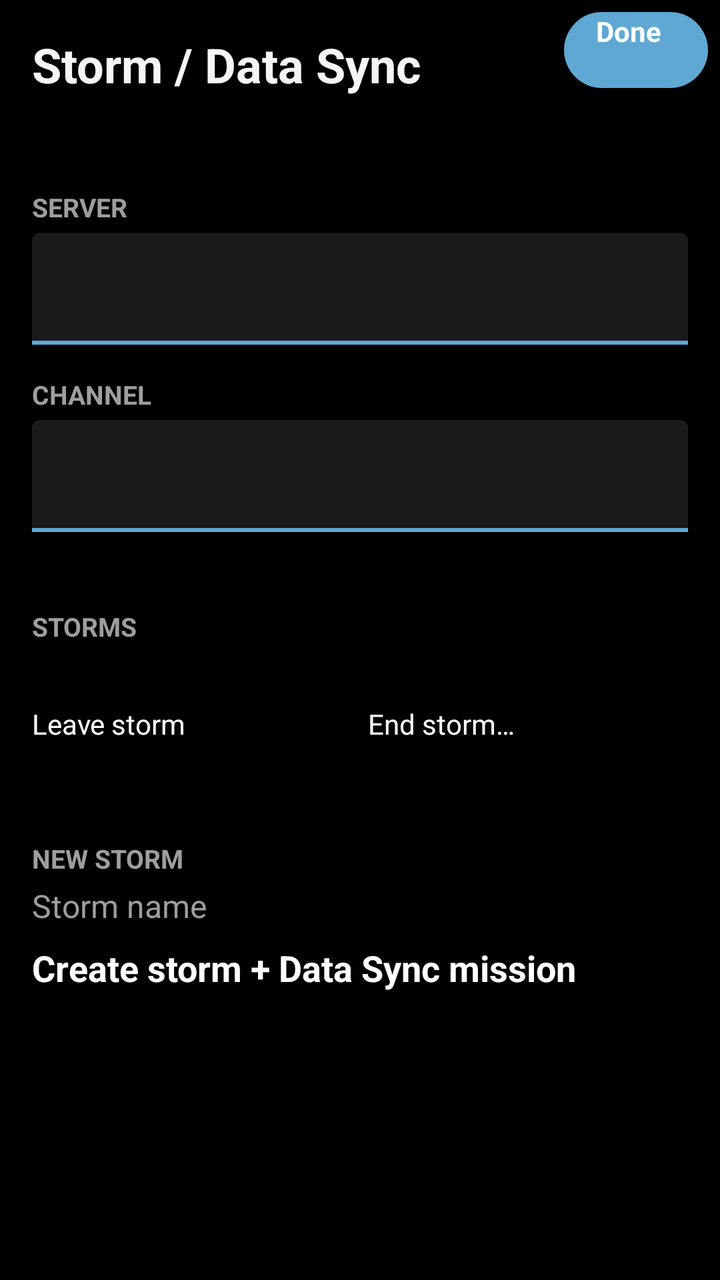
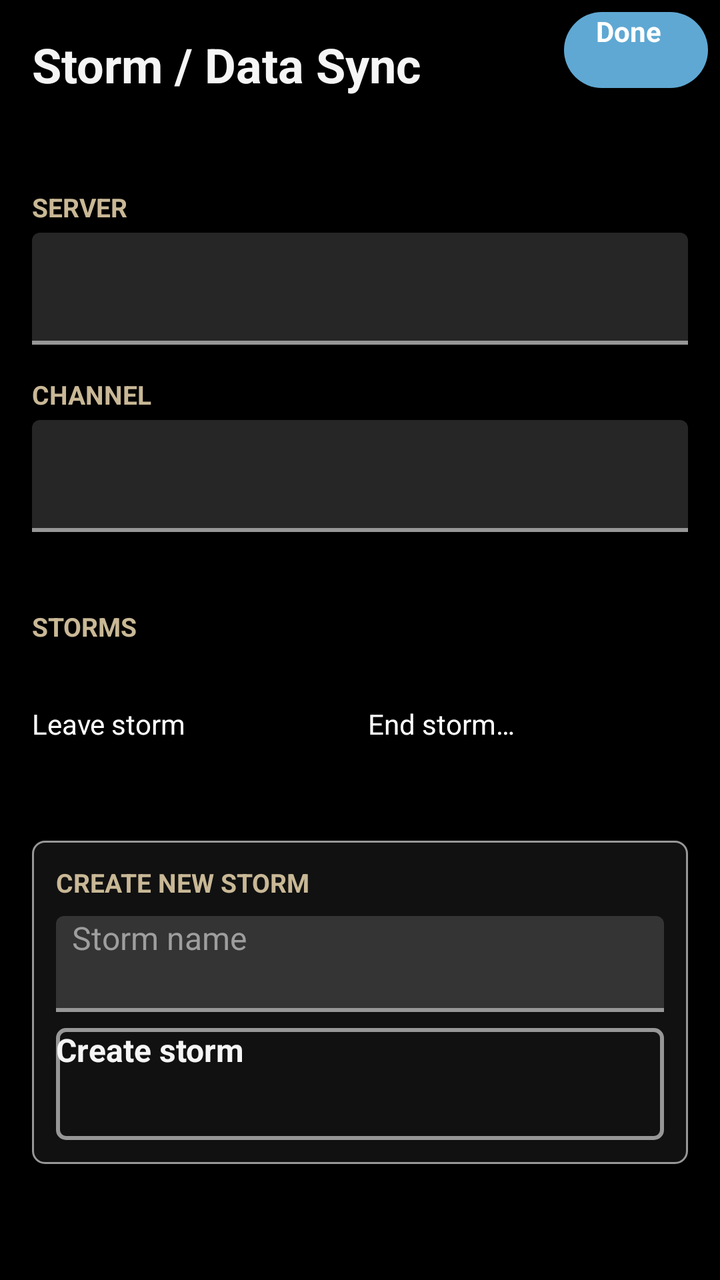

Before-and-after screenshots of an Android layout around one commit, followed by the original layout XML and the change that was made.
<!-- AndroidManifest.xml: application theme ATAKPluginTheme -->
<!-- res/layout/panel_storm.xml -->
<?xml version="1.0" encoding="utf-8"?>
<FrameLayout xmlns:android="http://schemas.android.com/apk/res/android"
    android:layout_width="match_parent"
    android:layout_height="match_parent"
    android:background="@color/plowtak_bg">

    <ScrollView
        android:layout_width="match_parent"
        android:layout_height="match_parent">

        <LinearLayout
            android:layout_width="match_parent"
            android:layout_height="wrap_content"
            android:orientation="vertical"
            android:padding="16dp">

            <TextView
                android:layout_width="match_parent"
                android:layout_height="wrap_content"
                android:layout_marginEnd="96dp"
                android:text="@string/storm_screen_title"
                android:textColor="@color/plowtak_text"
                android:textSize="24sp"
                android:textStyle="bold" />

            <TextView
                android:id="@+id/storm_status_line"
                android:layout_width="match_parent"
                android:layout_height="wrap_content"
                android:layout_marginTop="6dp"
                android:textColor="@color/plowtak_accent"
                android:textSize="15sp" />

            
            <TextView
                android:layout_width="match_parent"
                android:layout_height="wrap_content"
                android:layout_marginTop="20dp"
                android:text="@string/storm_section_server"
                android:textColor="@color/plowtak_grey"
                android:textSize="13sp"
                android:textStyle="bold" />

            <Spinner
                android:id="@+id/storm_server_spinner"
                android:layout_width="match_parent"
                android:layout_height="56dp"
                android:layout_marginTop="4dp"
                android:background="@drawable/bg_spinner"
                android:paddingStart="8dp"
                android:paddingEnd="8dp" />

            
            <TextView
                android:layout_width="match_parent"
                android:layout_height="wrap_content"
                android:layout_marginTop="16dp"
                android:text="@string/storm_section_channel"
                android:textColor="@color/plowtak_grey"
                android:textSize="13sp"
                android:textStyle="bold" />

            <Spinner
                android:id="@+id/storm_channel_spinner"
                android:layout_width="match_parent"
                android:layout_height="56dp"
                android:layout_marginTop="4dp"
                android:background="@drawable/bg_spinner"
                android:paddingStart="8dp"
                android:paddingEnd="8dp" />

            <TextView
                android:id="@+id/storm_channel_hint"
                android:layout_width="match_parent"
                android:layout_height="wrap_content"
                android:layout_marginTop="2dp"
                android:textColor="@color/plowtak_grey"
                android:textSize="12sp" />

            
            <TextView
                android:layout_width="match_parent"
                android:layout_height="wrap_content"
                android:layout_marginTop="20dp"
                android:text="@string/storm_section_storms"
                android:textColor="@color/plowtak_grey"
                android:textSize="13sp"
                android:textStyle="bold" />

            <TextView
                android:id="@+id/storm_list_hint"
                android:layout_width="match_parent"
                android:layout_height="wrap_content"
                android:layout_marginTop="2dp"
                android:textColor="@color/plowtak_grey"
                android:textSize="12sp" />

            <LinearLayout
                android:id="@+id/storm_list"
                android:layout_width="match_parent"
                android:layout_height="wrap_content"
                android:layout_marginTop="4dp"
                android:orientation="vertical" />

            <LinearLayout
                android:layout_width="match_parent"
                android:layout_height="wrap_content"
                android:layout_marginTop="8dp"
                android:orientation="horizontal">

                <Button
                    android:id="@+id/storm_leave"
                    android:layout_width="0dp"
                    android:layout_height="48dp"
                    android:layout_weight="1"
                    android:text="@string/storm_leave"
                    android:textSize="14sp" />

                <Button
                    android:id="@+id/storm_end"
                    android:layout_width="0dp"
                    android:layout_height="48dp"
                    android:layout_marginStart="8dp"
                    android:layout_weight="1"
                    android:text="@string/storm_end"
                    android:textSize="14sp" />
            </LinearLayout>

            
            <TextView
                android:layout_width="match_parent"
                android:layout_height="wrap_content"
                android:layout_marginTop="20dp"
                android:text="@string/storm_section_new"
                android:textColor="@color/plowtak_grey"
                android:textSize="13sp"
                android:textStyle="bold" />

            <EditText
                android:id="@+id/storm_new_name"
                android:layout_width="match_parent"
                android:layout_height="wrap_content"
                android:layout_marginTop="4dp"
                android:hint="@string/storm_new_name_hint"
                android:inputType="text"
                android:textColor="@color/plowtak_text"
                android:textColorHint="@color/plowtak_grey"
                android:textSize="16sp" />

            <Button
                android:id="@+id/storm_create"
                android:layout_width="match_parent"
                android:layout_height="56dp"
                android:layout_marginTop="8dp"
                android:backgroundTint="@color/plowtak_accent"
                android:text="@string/storm_create"
                android:textSize="18sp"
                android:textStyle="bold" />

            <View
                android:layout_width="match_parent"
                android:layout_height="24dp" />
        </LinearLayout>
    </ScrollView>

    
    <Button
        android:id="@+id/storm_done"
        android:layout_width="wrap_content"
        android:layout_height="38dp"
        android:layout_gravity="top|end"
        android:layout_marginTop="6dp"
        android:layout_marginEnd="6dp"
        android:background="@drawable/bg_save_pill"
        android:elevation="8dp"
        android:minWidth="72dp"
        android:paddingStart="16dp"
        android:paddingEnd="16dp"
        android:text="@string/storm_done"
        android:textColor="@android:color/white"
        android:textSize="14sp"
        android:textStyle="bold" />
</FrameLayout>
<!-- resources referenced by this layout -->
<resources>
  <color name="plowtak_accent">#FF5FA8D3</color>
  <color name="plowtak_bg">#FF000000</color>
  <color name="plowtak_grey">#FF9E9E9E</color>
  <color name="plowtak_text">#FFF5F5F5</color>
  <!-- drawable bg_save_pill (drawable) -->
  <?xml version="1.0" encoding="utf-8"?>
  <ripple xmlns:android="http://schemas.android.com/apk/res/android"
      android:color="#33FFFFFF">
      <item>
          <shape android:shape="rectangle">
              <solid android:color="@color/plowtak_accent" />
              <corners android:radius="24dp" />
          </shape>
      </item>
  </ripple>
  <!-- drawable bg_spinner (drawable) -->
  <?xml version="1.0" encoding="utf-8"?>
  <layer-list xmlns:android="http://schemas.android.com/apk/res/android">
      <item>
          <shape android:shape="rectangle">
              <solid android:color="#1AFFFFFF" />
              <corners android:topLeftRadius="4dp" android:topRightRadius="4dp" />
          </shape>
      </item>
      <item android:gravity="bottom">
          <shape android:shape="rectangle">
              <size android:height="2dp" />
              <solid android:color="@color/plowtak_accent" />
          </shape>
      </item>
  </layer-list>
  <string name="storm_create">Create storm + Data Sync mission</string>
  <string name="storm_done">Done</string>
  <string name="storm_end">End storm…</string>
  <string name="storm_leave">Leave storm</string>
  <string name="storm_new_name_hint">Storm name</string>
  <string name="storm_screen_title">Storm / Data Sync</string>
  <string name="storm_section_channel">CHANNEL</string>
  <string name="storm_section_new">NEW STORM</string>
  <string name="storm_section_server">SERVER</string>
  <string name="storm_section_storms">STORMS</string>
  <style name="ATAKPluginTheme" parent="@android:style/Theme.Material">
          <item name="android:colorPrimary">#1B2A41</item>
          <item name="android:colorAccent">#5FA8D3</item>
      </style>
</resources>

<!-- the commit's change to res/layout/panel_storm.xml (unified diff, before → after) -->
@@ -36,8 +36,9 @@
                 android:layout_width="match_parent"
                 android:layout_height="wrap_content"
                 android:layout_marginTop="20dp"
+                android:tag="plowtak_heading"
                 android:text="@string/storm_section_server"
-                android:textColor="@color/plowtak_grey"
+                android:textColor="@color/plowtak_heading"
                 android:textSize="13sp"
                 android:textStyle="bold" />
 
@@ -46,7 +47,7 @@
                 android:layout_width="match_parent"
                 android:layout_height="56dp"
                 android:layout_marginTop="4dp"
-                android:background="@drawable/bg_spinner"
+                android:background="@drawable/bg_field"
                 android:paddingStart="8dp"
                 android:paddingEnd="8dp" />
 
@@ -55,8 +56,9 @@
                 android:layout_width="match_parent"
                 android:layout_height="wrap_content"
                 android:layout_marginTop="16dp"
+                android:tag="plowtak_heading"
                 android:text="@string/storm_section_channel"
-                android:textColor="@color/plowtak_grey"
+                android:textColor="@color/plowtak_heading"
                 android:textSize="13sp"
                 android:textStyle="bold" />
 
@@ -65,7 +67,7 @@
                 android:layout_width="match_parent"
                 android:layout_height="56dp"
                 android:layout_marginTop="4dp"
-                android:background="@drawable/bg_spinner"
+                android:background="@drawable/bg_field"
                 android:paddingStart="8dp"
                 android:paddingEnd="8dp" />
 
@@ -82,8 +84,9 @@
                 android:layout_width="match_parent"
                 android:layout_height="wrap_content"
                 android:layout_marginTop="20dp"
+                android:tag="plowtak_heading"
                 android:text="@string/storm_section_storms"
-                android:textColor="@color/plowtak_grey"
+                android:textColor="@color/plowtak_heading"
                 android:textSize="13sp"
                 android:textStyle="bold" />
 
@@ -127,35 +130,48 @@
             </LinearLayout>
 
             
-            <TextView
+            <LinearLayout
                 android:layout_width="match_parent"
                 android:layout_height="wrap_content"
                 android:layout_marginTop="20dp"
-                android:text="@string/storm_section_new"
-                android:textColor="@color/plowtak_grey"
-                android:textSize="13sp"
-                android:textStyle="bold" />
+                android:background="@drawable/bg_card"
+                android:orientation="vertical">
 
-            <EditText
-                android:id="@+id/storm_new_name"
-                android:layout_width="match_parent"
-                android:layout_height="wrap_content"
-                android:layout_marginTop="4dp"
-                android:hint="@string/storm_new_name_hint"
-                android:inputType="text"
-                android:textColor="@color/plowtak_text"
-                android:textColorHint="@color/plowtak_grey"
-                android:textSize="16sp" />
+                <TextView
+                    android:layout_width="match_parent"
+                    android:layout_height="wrap_content"
+                    android:tag="plowtak_heading"
+                    android:text="@string/storm_section_new"
+                    android:textColor="@color/plowtak_heading"
+                    android:textSize="13sp"
+                    android:textStyle="bold" />
 
-            <Button
-                android:id="@+id/storm_create"
-                android:layout_width="match_parent"
-                android:layout_height="56dp"
-                android:layout_marginTop="8dp"
-                android:backgroundTint="@color/plowtak_accent"
-                android:text="@string/storm_create"
-                android:textSize="18sp"
-                android:textStyle="bold" />
+                <EditText
+                    android:id="@+id/storm_new_name"
+                    android:layout_width="match_parent"
+                    android:layout_height="wrap_content"
+                    android:layout_marginTop="8dp"
+                    android:background="@drawable/bg_field"
+                    android:hint="@string/storm_new_name_hint"
+                    android:inputType="text"
+                    android:minHeight="48dp"
+                    android:paddingStart="8dp"
+                    android:paddingEnd="8dp"
+                    android:textColor="@color/plowtak_text"
+                    android:textColorHint="@color/plowtak_grey"
+                    android:textSize="16sp" />
+
+                <Button
+                    android:id="@+id/storm_create"
+                    android:layout_width="match_parent"
+                    android:layout_height="56dp"
+                    android:layout_marginTop="8dp"
+                    android:background="@drawable/bg_primary_button"
+                    android:text="@string/storm_create"
+                    android:textColor="@color/plowtak_text"
+                    android:textSize="16sp"
+                    android:textStyle="bold" />
+            </LinearLayout>
 
             <View
                 android:layout_width="match_parent"
<!-- resource entries referenced after the edit -->
@@ -3,7 +3,49 @@
   <color name="plowtak_accent">#FF5FA8D3</color>
   <color name="plowtak_bg">#FF000000</color>
   <color name="plowtak_grey">#FF9E9E9E</color>
+  <color name="plowtak_heading">#FFC9B896</color>
   <color name="plowtak_text">#FFF5F5F5</color>
+  <!-- drawable bg_card (drawable) -->
+  <?xml version="1.0" encoding="utf-8"?>
+  <shape xmlns:android="http://schemas.android.com/apk/res/android"
+      android:shape="rectangle">
+      <solid android:color="@color/plowtak_panel" />
+      <stroke
+          android:width="1dp"
+          android:color="@color/plowtak_tile_bar" />
+      <corners android:radius="6dp" />
+      <padding
+          android:left="12dp"
+          android:top="12dp"
+          android:right="12dp"
+          android:bottom="12dp" />
+  </shape>
+  <!-- drawable bg_field (drawable) -->
+  <?xml version="1.0" encoding="utf-8"?>
+  <layer-list xmlns:android="http://schemas.android.com/apk/res/android">
+      <item>
+          <shape android:shape="rectangle">
+              <solid android:color="#26FFFFFF" />
+              <corners android:topLeftRadius="4dp" android:topRightRadius="4dp" />
+          </shape>
+      </item>
+      <item android:gravity="bottom">
+          <shape android:shape="rectangle">
+              <size android:height="2dp" />
+              <solid android:color="@color/plowtak_tile_bar" />
+          </shape>
+      </item>
+  </layer-list>
+  <!-- drawable bg_primary_button (drawable) -->
+  <?xml version="1.0" encoding="utf-8"?>
+  <shape xmlns:android="http://schemas.android.com/apk/res/android"
+      android:shape="rectangle">
+      <solid android:color="@color/plowtak_panel" />
+      <stroke
+          android:width="2dp"
+          android:color="@color/plowtak_tile_bar" />
+      <corners android:radius="4dp" />
+  </shape>
   <!-- drawable bg_save_pill (drawable) -->
   <?xml version="1.0" encoding="utf-8"?>
   <ripple xmlns:android="http://schemas.android.com/apk/res/android"
@@ -15,35 +57,21 @@
           </shape>
       </item>
   </ripple>
-  <!-- drawable bg_spinner (drawable) -->
-  <?xml version="1.0" encoding="utf-8"?>
-  <layer-list xmlns:android="http://schemas.android.com/apk/res/android">
-      <item>
-          <shape android:shape="rectangle">
-              <solid android:color="#1AFFFFFF" />
-              <corners android:topLeftRadius="4dp" android:topRightRadius="4dp" />
-          </shape>
-      </item>
-      <item android:gravity="bottom">
-          <shape android:shape="rectangle">
-              <size android:height="2dp" />
-              <solid android:color="@color/plowtak_accent" />
-          </shape>
-      </item>
-  </layer-list>
-  <string name="storm_create">Create storm + Data Sync mission</string>
+  <string name="storm_create">Create storm</string>
   <string name="storm_done">Done</string>
   <string name="storm_end">End storm…</string>
   <string name="storm_leave">Leave storm</string>
   <string name="storm_new_name_hint">Storm name</string>
   <string name="storm_screen_title">Storm / Data Sync</string>
   <string name="storm_section_channel">CHANNEL</string>
-  <string name="storm_section_new">NEW STORM</string>
+  <string name="storm_section_new">CREATE NEW STORM</string>
   <string name="storm_section_server">SERVER</string>
   <string name="storm_section_storms">STORMS</string>
   <style name="ATAKPluginTheme" parent="@android:style/Theme.Material">
           <item name="android:colorPrimary">#1B2A41</item>
           <item name="android:colorAccent">#5FA8D3</item>
       </style>
+  <color name="plowtak_panel">#FF111111</color>
+  <color name="plowtak_tile_bar">#FF979797</color>
 </resources>
 
